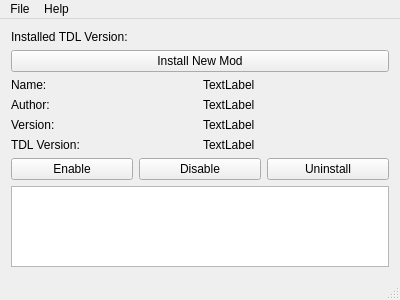
jpeg/TDL-Mod-Loader, file modloader_qt/mainwindow.ui: the form before one commit.
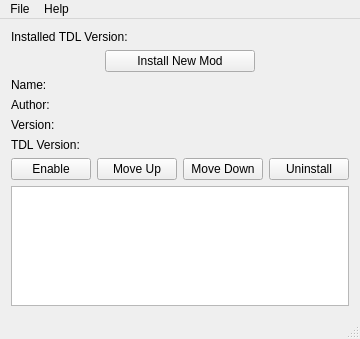
The form after the commit.

Commit message: Added enable, disable, and uninstall functionality to GUI

The edit to the form file:
```diff
--- a/modloader_qt/mainwindow.ui
+++ b/modloader_qt/mainwindow.ui
@@ -6,10 +6,16 @@
    <rect>
     <x>0</x>
     <y>0</y>
-    <width>400</width>
-    <height>300</height>
+    <width>338</width>
+    <height>339</height>
    </rect>
   </property>
+  <property name="sizePolicy">
+   <sizepolicy hsizetype="MinimumExpanding" vsizetype="Preferred">
+    <horstretch>0</horstretch>
+    <verstretch>0</verstretch>
+   </sizepolicy>
+  </property>
   <property name="windowTitle">
    <string>Jackal Mod Loader</string>
   </property>
@@ -23,11 +29,21 @@
      </widget>
     </item>
     <item>
-     <widget class="QPushButton" name="buttonInstallMod">
-      <property name="text">
-       <string>Install New Mod</string>
-      </property>
-     </widget>
+     <layout class="QHBoxLayout" name="layoutInstallMod">
+      <item>
+       <widget class="QPushButton" name="buttonInstallMod">
+        <property name="maximumSize">
+         <size>
+          <width>150</width>
+          <height>16777215</height>
+         </size>
+        </property>
+        <property name="text">
+         <string>Install New Mod</string>
+        </property>
+       </widget>
+      </item>
+     </layout>
     </item>
     <item>
      <layout class="QGridLayout" name="gridLayout_2">
@@ -54,6 +70,12 @@
       </item>
       <item row="0" column="0">
        <widget class="QLabel" name="labelModNameLabel">
+        <property name="maximumSize">
+         <size>
+          <width>60</width>
+          <height>16777215</height>
+         </size>
+        </property>
         <property name="text">
          <string>Name:</string>
         </property>
@@ -62,28 +84,28 @@
       <item row="0" column="1">
        <widget class="QLabel" name="labelModName">
         <property name="text">
-         <string>TextLabel</string>
+         <string/>
         </property>
        </widget>
       </item>
       <item row="1" column="1">
        <widget class="QLabel" name="labelModAuthor">
         <property name="text">
-         <string>TextLabel</string>
+         <string/>
         </property>
        </widget>
       </item>
       <item row="2" column="1">
        <widget class="QLabel" name="labelModVersion">
         <property name="text">
-         <string>TextLabel</string>
+         <string/>
         </property>
        </widget>
       </item>
       <item row="3" column="1">
        <widget class="QLabel" name="labelModGameVersion">
         <property name="text">
-         <string>TextLabel</string>
+         <string/>
         </property>
        </widget>
       </item>
@@ -101,7 +123,14 @@
       <item>
        <widget class="QPushButton" name="buttonDisableMod">
         <property name="text">
-         <string>Disable</string>
+         <string>Move Up</string>
+        </property>
+       </widget>
+      </item>
+      <item>
+       <widget class="QPushButton" name="buttonModOrderDown">
+        <property name="text">
+         <string>Move Down</string>
         </property>
        </widget>
       </item>
@@ -124,7 +153,7 @@
     <rect>
      <x>0</x>
      <y>0</y>
-     <width>400</width>
+     <width>338</width>
      <height>21</height>
     </rect>
    </property>
```
Left out of the diff: 13 changed lines with no effect on the pictures. The commit also changes 3 other files.
